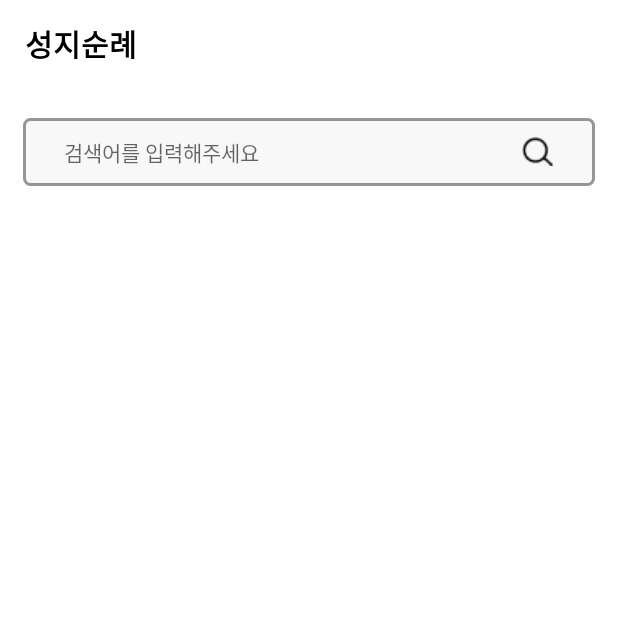
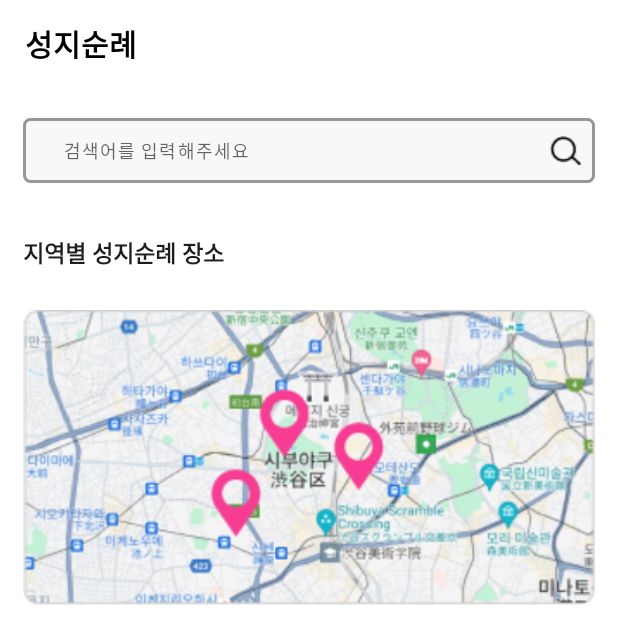
Before and after one commit to UMC5th-bias/Front, an Android app: the layout fragment_rallyplace.xml on its own in the app's theme, with its tools: preview values and no code run, on a phone screen of 412 x 824 dp. Shown: the top 644 px of the screen. Run offline under Robolectric (Android 15) with nearby library versions, the light colour scheme and no system bars.

Commit message:
지도 이미지 추가 / frameLayout 수정
frameLayout가 warp_content여서 화면이 이상하게 보이는 오류 해결

```diff
--- a/app/src/main/res/layout/activity_main.xml
+++ b/app/src/main/res/layout/activity_main.xml
@@ -8,7 +8,7 @@
 
     <FrameLayout
         android:id="@+id/frameLayout"
-        android:layout_width="wrap_content"
-        android:layout_height="wrap_content"/>
+        android:layout_width="match_parent"
+        android:layout_height="match_parent"/>
 
 </androidx.constraintlayout.widget.ConstraintLayout>
--- a/app/src/main/res/layout/fragment_rallyplace.xml
+++ b/app/src/main/res/layout/fragment_rallyplace.xml
@@ -19,13 +19,36 @@
         android:layout_width="match_parent"
         android:layout_height="wrap_content"
         android:hint="검색어를 입력해주세요"
-        android:paddingHorizontal="27dp"
+        android:paddingLeft="27dp"
+        android:paddingRight="8.59dp"
         android:paddingVertical="12dp"
         android:layout_marginTop="34.5dp"
         android:layout_marginHorizontal="15.5dp"
-        android:textSize="14dp"
+        android:textSize="12sp"
+        android:letterSpacing="0.06"
+        android:textColor="#CCCCCC"
         android:background="@drawable/search_bar_border"
-        android:drawableRight="@drawable/search_icon"/>
+        android:drawableRight="@drawable/search_icon"
+        android:maxLines="1"/>
+
+    <TextView
+        android:layout_width="wrap_content"
+        android:layout_height="wrap_content"
+        android:text="지역별 성지순례 장소"
+        android:textSize="15sp"
+        android:textColor="#1D1D1F"
+        android:layout_marginTop="34.48dp"
+        android:layout_marginLeft="15.28dp"
+        android:textStyle="bold"/>
+
+    <ImageView
+        android:layout_width="match_parent"
+        android:layout_height="200dp"
+        android:layout_marginTop="25dp"
+        android:layout_marginHorizontal="15dp"
+        android:src="@drawable/map"/>
+
+
 
 
 
```
Also changed, not shown: app/src/main/res/drawable/map.png (added).
